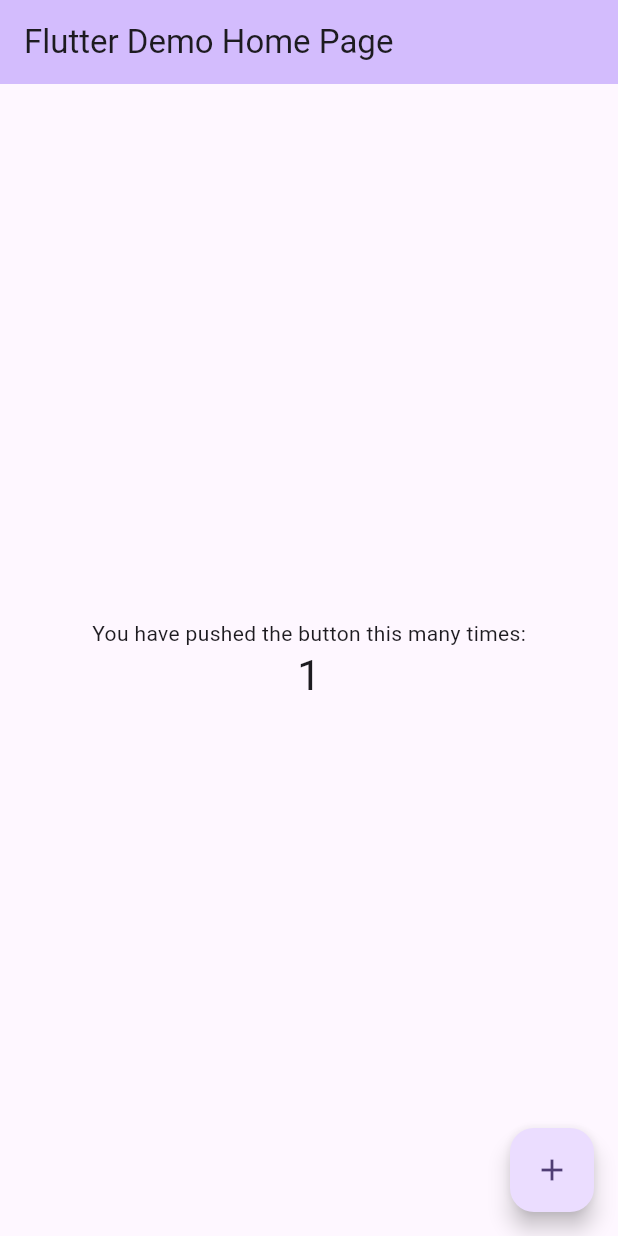
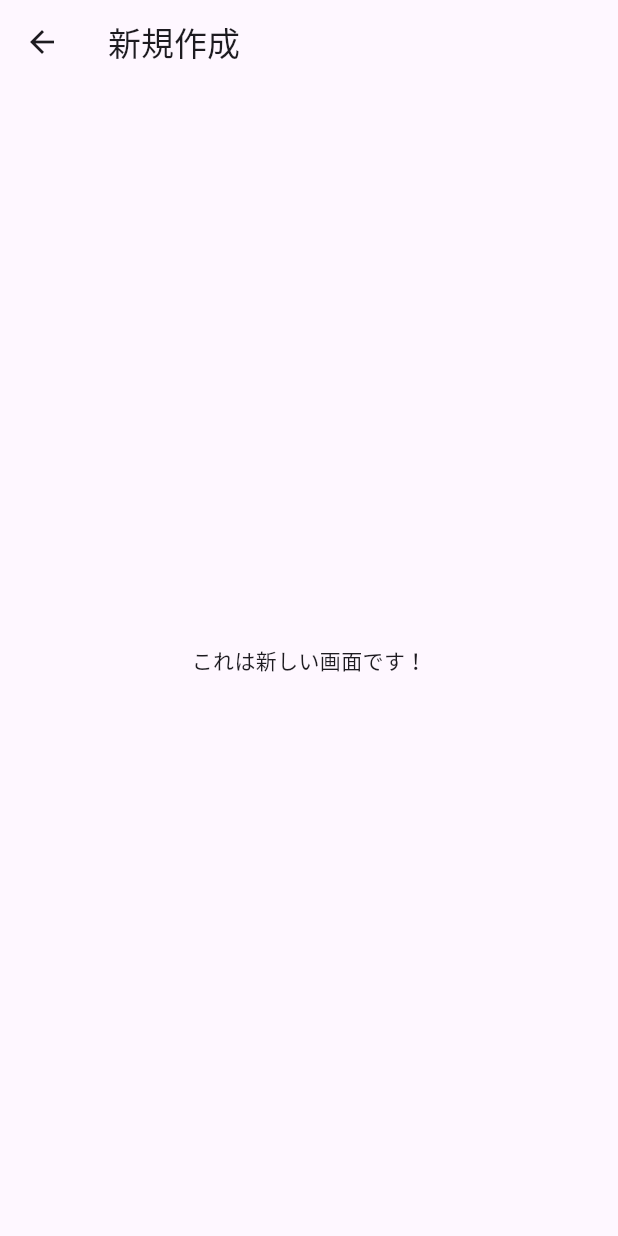
Before and after one commit to hakuchangit/point_card, a Flutter app: the screen it shows after launch, after a tap on the "add" icon, on a phone screen of 412 x 824 dp. Run offline on Flutter 3.47's test engine with Material 3 defaults, Android fonts, the phone set to English and light mode, and no system bars; our stand-ins replace hive_flutter; accounts and stored records are empty.

Commit message:
add newpointCardScreen

```diff
--- a/lib/main.dart
+++ b/lib/main.dart
@@ -1,4 +1,5 @@
 import 'package:flutter/material.dart';
+import 'newPointCardScreen.dart';
 
 void main() {
   runApp(const MyApp());
@@ -32,47 +33,22 @@
 class _MainCardPageState extends State<MainCardPage> {
   int _counter = 0;
 
-  void _incrementCounter() {
-    setState(() {
-      _counter++;
-    });
+  void _newPointCard() {
+    Navigator.push(
+      context,
+      MaterialPageRoute(builder: (context) => const NewPointCardScreen()),
+    );
   }
 
   @override
   Widget build(BuildContext context) {
-    // This method is rerun every time setState is called, for instance as done
-    // by the _incrementCounter method above.
-    //
-    // The Flutter framework has been optimized to make rerunning build methods
-    // fast, so that you can just rebuild anything that needs updating rather
-    // than having to individually change instances of widgets.
     return Scaffold(
       appBar: AppBar(
-        // TRY THIS: Try changing the color here to a specific color (to
-        // Colors.amber, perhaps?) and trigger a hot reload to see the AppBar
-        // change color while the other colors stay the same.
         backgroundColor: Theme.of(context).colorScheme.inversePrimary,
-        // Here we take the value from the MainCardPage object that was created by
-        // the App.build method, and use it to set our appbar title.
         title: Text(widget.title),
       ),
       body: Center(
-        // Center is a layout widget. It takes a single child and positions it
-        // in the middle of the parent.
         child: Column(
-          // Column is also a layout widget. It takes a list of children and
-          // arranges them vertically. By default, it sizes itself to fit its
-          // children horizontally, and tries to be as tall as its parent.
-          //
-          // Column has various properties to control how it sizes itself and
-          // how it positions its children. Here we use mainAxisAlignment to
-          // center the children vertically; the main axis here is the vertical
-          // axis because Columns are vertical (the cross axis would be
-          // horizontal).
-          //
-          // TRY THIS: Invoke "debug painting" (choose the "Toggle Debug Paint"
-          // action in the IDE, or press "p" in the console), to see the
-          // wireframe for each widget.
           mainAxisAlignment: MainAxisAlignment.center,
           children: <Widget>[
             const Text('You have pushed the button this many times:'),
@@ -84,10 +60,12 @@
         ),
       ),
       floatingActionButton: FloatingActionButton(
-        onPressed: _incrementCounter,
+        onPressed: _newPointCard,
         tooltip: 'Increment',
         child: const Icon(Icons.add),
-      ), // This trailing comma makes auto-formatting nicer for build methods.
+      ),
+      floatingActionButtonLocation: FloatingActionButtonLocation
+          .centerDocked, // FloatingActionButtonLoactionのプロパティに指定する定数
     );
   }
 }
--- a/lib/model/point_card_stamp.dart
+++ b/lib/model/point_card_stamp.dart
@@ -18,6 +18,7 @@ class PointCardStamp {
   }) : assert(stampNumber >= 1, 'stampNumber must be >= 1');
 
   static const _unset = Object();
+  // imutableなので変更できるようにcopywithメソッドを追加
   PointCardStamp copyWith({
     String? id,
     String? pointCardId,
--- /dev/null
+++ b/lib/newPointCardScreen.dart
@@ -0,0 +1,13 @@
+import 'package:flutter/material.dart';
+
+class NewPointCardScreen extends StatelessWidget {
+  const NewPointCardScreen({super.key});
+
+  @override
+  Widget build(BuildContext context) {
+    return Scaffold(
+      appBar: AppBar(title: Text("新規作成")),
+      body: Center(child: Text("これは新しい画面です！")),
+    );
+  }
+}
```
